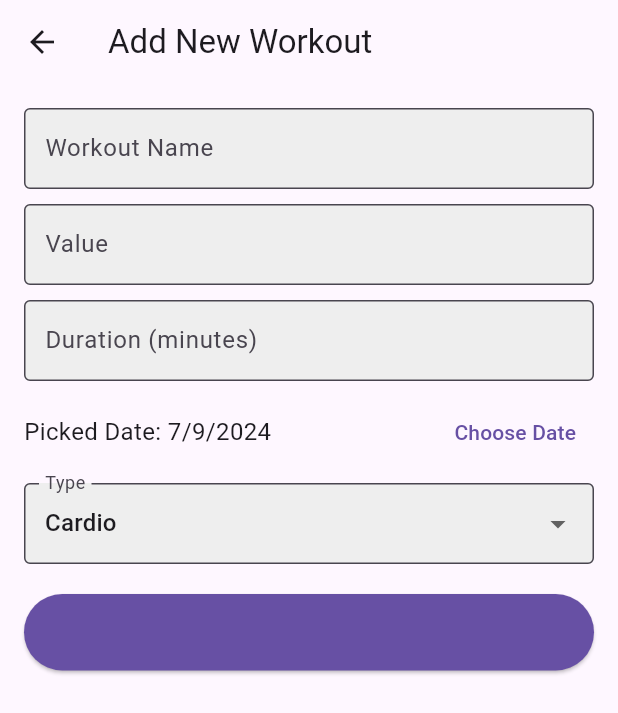
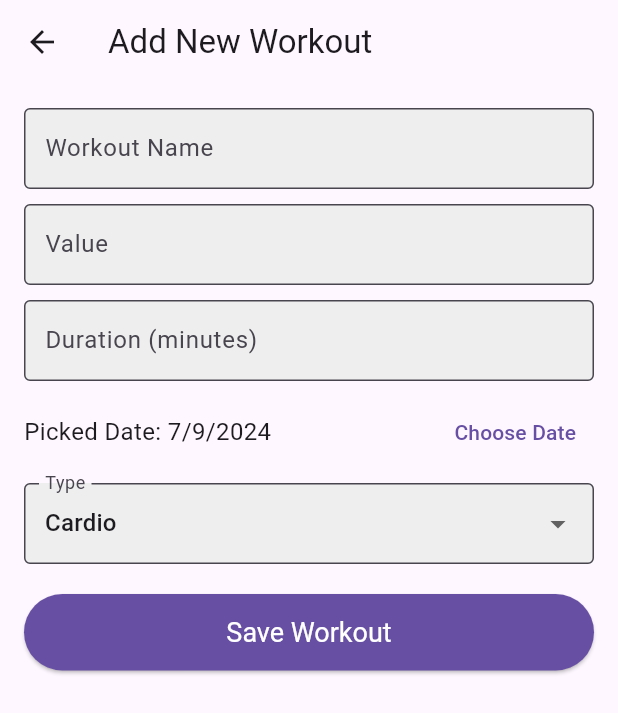
Before and after one commit to weaponxd253/fitness_track_x, a Flutter app: the screen it shows after launch, after a tap on the "add" icon, on a phone screen of 412 x 824 dp. Shown: the top 713 px of the screen. Run offline on Flutter 3.47's test engine with Material 3 defaults, Android fonts, the phone set to English and light mode, and no system bars; our stand-ins replace fl_chart.

Commit message:
fixed changing themes

```diff
--- a/lib/main.dart
+++ b/lib/main.dart
@@ -6,6 +6,7 @@ import 'screens/activity_screen.dart';
 import 'screens/home_screen.dart';
 import 'screens/settings_screen.dart';
 import 'screens/new_workout_screen.dart';
+import 'themes.dart';
 
 void main() {
   runApp(MyApp());
@@ -23,8 +24,8 @@ class MyApp extends StatelessWidget {
         builder: (context, themeProvider, child) {
           return MaterialApp(
             title: 'My App',
-            theme: ThemeData.light(),
-            darkTheme: ThemeData.dark(),
+            theme: lightTheme,
+            darkTheme: darkTheme,
             themeMode: themeProvider.themeMode,
             home: HomeScreen(),
             routes: {
--- a/lib/screens/new_workout_screen.dart
+++ b/lib/screens/new_workout_screen.dart
@@ -1,9 +1,9 @@
-import 'package:fitness_track_x/widgets/custom_button.dart';
 import 'package:flutter/material.dart';
 import 'package:provider/provider.dart';
 import 'package:intl/intl.dart';
 import '../providers/activity_provider.dart';
 import '../models/activity.dart';
+import '../widgets/custom_button.dart';  // Import the custom button
 
 class NewWorkoutScreen extends StatefulWidget {
   static const routeName = '/new-workout';
--- /dev/null
+++ b/lib/themes.dart
@@ -0,0 +1,33 @@
+import 'package:flutter/material.dart';
+
+final ThemeData lightTheme = ThemeData(
+  primarySwatch: Colors.blue,
+  brightness: Brightness.light,
+  elevatedButtonTheme: ElevatedButtonThemeData(
+    style: ElevatedButton.styleFrom(
+      foregroundColor: Colors.white, backgroundColor: Colors.purple, // Button text color in light theme
+    ),
+  ),
+  inputDecorationTheme: InputDecorationTheme(
+    border: OutlineInputBorder(),
+    filled: true,
+    fillColor: Colors.grey[200],
+    contentPadding: EdgeInsets.symmetric(vertical: 15, horizontal: 10),
+  ),
+);
+
+final ThemeData darkTheme = ThemeData(
+  primarySwatch: Colors.blue,
+  brightness: Brightness.dark,
+  elevatedButtonTheme: ElevatedButtonThemeData(
+    style: ElevatedButton.styleFrom(
+      foregroundColor: Colors.white, backgroundColor: Colors.purple, // Button text color in dark theme
+    ),
+  ),
+  inputDecorationTheme: InputDecorationTheme(
+    border: OutlineInputBorder(),
+    filled: true,
+    fillColor: Colors.grey[800],
+    contentPadding: EdgeInsets.symmetric(vertical: 15, horizontal: 10),
+  ),
+);
--- a/lib/widgets/custom_button.dart
+++ b/lib/widgets/custom_button.dart
@@ -12,7 +12,8 @@ class CustomButton extends StatelessWidget {
       onPressed: onPressed,
       child: Text(label),
       style: ElevatedButton.styleFrom(
-        padding: EdgeInsets.symmetric(vertical: 15), backgroundColor: Theme.of(context).primaryColor,
+        foregroundColor: Theme.of(context).colorScheme.onPrimary, backgroundColor: Theme.of(context).colorScheme.primary,
+        padding: EdgeInsets.symmetric(vertical: 15),
         textStyle: TextStyle(fontSize: 18),
       ),
     );
```
